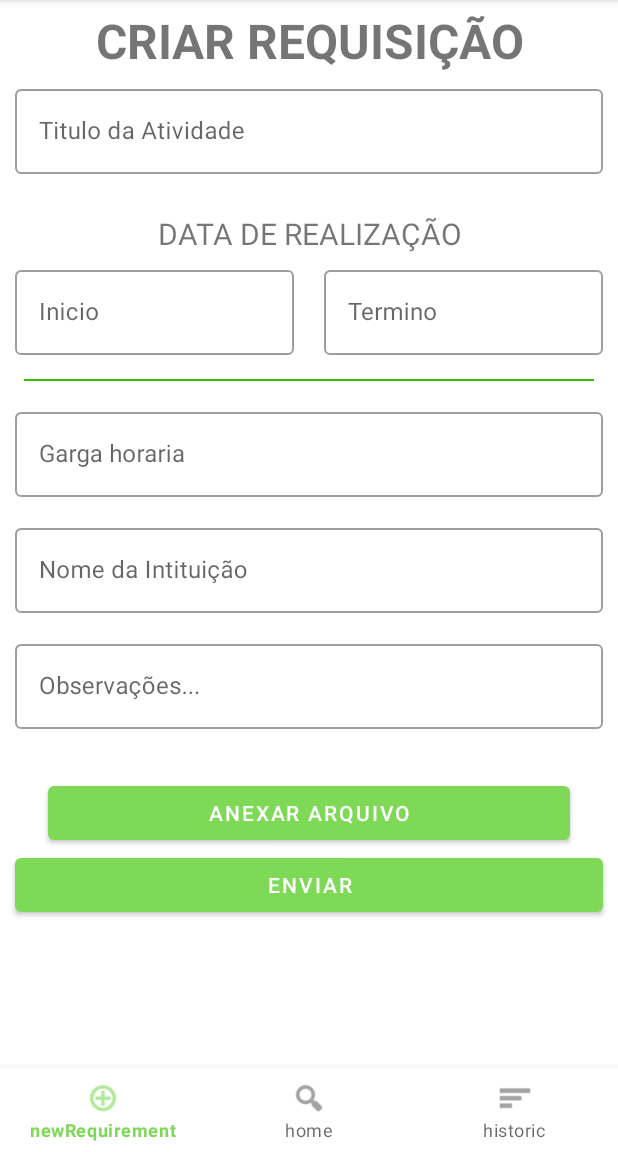
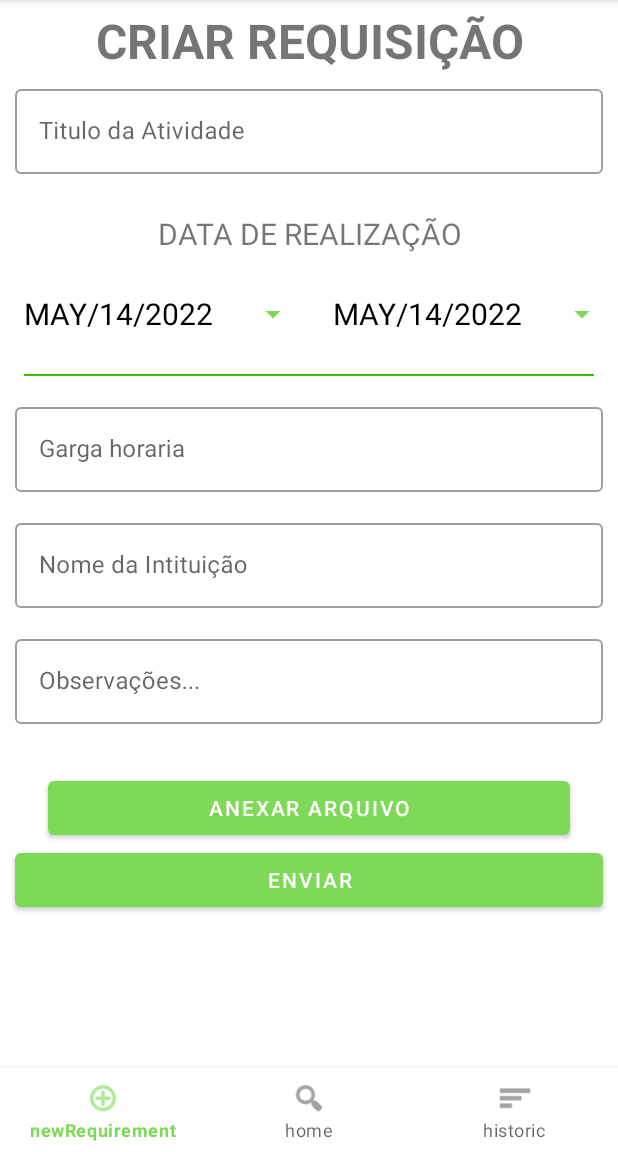
Before and after one commit to XQDL/PI_ANDROID, an Android app: the fragment CreateRequerimentFragment placed in its activity, after a tap on "ENVIAR", on a phone screen of 412 x 824 dp, the part 84-1236 px from its top. Run offline under Robolectric (Android 15) with nearby library versions, the phone set to English and light mode, and no system bars; 3 statements that could not run were skipped.

Commit message:
fazer funcionar a requisição

```diff
--- a/PI/DaHora/app/src/main/java/com/pi/dahora/Models/Authenticate.kt
+++ b/PI/DaHora/app/src/main/java/com/pi/dahora/Models/Authenticate.kt
@@ -9,7 +9,8 @@ import retrofit2.http.POST
 
 data class AuthenticateDTO (
     @SerializedName("email") val email: String,
-    @SerializedName("password") val password: String
+    @SerializedName("password") val password: String,
+    @SerializedName("matricula") val matricula: String?
 )
 
 interface EndpointAuthenticate {
--- a/PI/DaHora/app/src/main/java/com/pi/dahora/login/LoginActivity.kt
+++ b/PI/DaHora/app/src/main/java/com/pi/dahora/login/LoginActivity.kt
@@ -34,7 +34,7 @@ class LoginActivity : AppCompatActivity() {
             val email = binding.email.text.toString()
             val password = binding.password.text.toString()
             if((email == "") and (password == "")){
-                getData("123","123")
+                getData("321","321")
             }
             else{
                 getData(email, password)
@@ -64,9 +64,11 @@ class LoginActivity : AppCompatActivity() {
         binding.errorTv.setTextColor(Color.GREEN)
         binding.progressBarLogin.visibility = View.VISIBLE
 
+        val matricula = null
+
         val retrofitClient = NetworkUtils.getRetrofitInstance("https://apidahora.herokuapp.com/api/")
         val endpoint = retrofitClient.create(EndpointAuthenticate::class.java)
-        val auth = AuthenticateDTO(email, password)
+        val auth = AuthenticateDTO(email, password, matricula)
         val callback = endpoint.authenticate(auth)
 
         callback.enqueue(object : Callback<User> {
--- a/PI/DaHora/app/src/main/java/com/pi/dahora/studant/CreateRequerimentFragment.kt
+++ b/PI/DaHora/app/src/main/java/com/pi/dahora/studant/CreateRequerimentFragment.kt
@@ -1,24 +1,30 @@
 package com.pi.dahora.studant
 
+import android.app.AlertDialog
+import android.app.DatePickerDialog
+import android.app.DatePickerDialog.OnDateSetListener
 import android.os.Bundle
 import android.view.LayoutInflater
 import android.view.View
 import android.view.ViewGroup
+import android.widget.Button
 import androidx.fragment.app.Fragment
 import com.pi.dahora.Models.*
 import com.pi.dahora.databinding.FragmentCreateRequerimentBinding
 import com.pi.dahora.utils.LoginUser
 import com.pi.dahora.utils.NetworkUtils
-import com.pi.dahora.utils.TimeUtils
 import retrofit2.Call
 import retrofit2.Callback
 import retrofit2.Response
-import java.text.SimpleDateFormat
 import java.util.*
 
 class CreateRequerimentFragment : Fragment() {
 
+    private lateinit var datePickerDialog : DatePickerDialog
+
     private lateinit var binding: FragmentCreateRequerimentBinding
+
+    private lateinit var button : Button
 
     override fun onCreateView(
         inflater: LayoutInflater, container: ViewGroup?,
@@ -28,6 +34,16 @@ class CreateRequerimentFragment : Fragment() {
         binding = FragmentCreateRequerimentBinding.inflate(inflater)
 
         binding.btnEnviar.setOnClickListener { sendRequeriment() }
+
+        initDatePicker()
+
+        binding.datePickerButtonStart.setText(getTodaysDate())
+        binding.datePickerButtonEnd.setText(getTodaysDate())
+
+        binding.datePickerButtonStart.setOnClickListener{button = binding.datePickerButtonStart
+            openDatePicker(binding.root) }
+        binding.datePickerButtonEnd.setOnClickListener{button = binding.datePickerButtonEnd
+            openDatePicker(binding.root)}
 
         return binding.root
     }
@@ -59,25 +75,129 @@ class CreateRequerimentFragment : Fragment() {
     }
 
     private fun createRequeriment() : Requirement {
-        val formato = SimpleDateFormat("yyyy-mm-dd")
-
-
 
         var requeriment = Requirement(
             id = 0,
             tittle = binding.tdTittleRequeriment.editText?.text.toString(),
-            startDate = formato.parse(binding.tipDateStart.editText?.text.toString()),
-            endDate = formato.parse(binding.tipDateEnd.editText?.text.toString()),
+            startDate = toDate(binding.datePickerButtonStart),
+            endDate = toDate(binding.datePickerButtonEnd),
             workLoad = binding.tdWorkLoad.editText?.text.toString().toDouble(),
             comments = binding.tdObserver.editText?.text.toString() ?:"",
             attachmentAdress = "WIP",
             institutionName = binding.tdNameInsti.editText?.text.toString(),
-            createdTime = TimeUtils.getAtualHour(),
+            createdTime = getAtualHour(),
             student = LoginUser.userLogged.id.toLong(),
             approvedTime = null,
-            reason = null
+            reason = null,
+            attachment = null,
+            type = null
         )
 
         return requeriment
     }
+
+    private fun getTodaysDate(): String? {
+        val cal = Calendar.getInstance()
+        val year = cal[Calendar.YEAR]
+        var month = cal[Calendar.MONTH]
+        month = month + 1
+        val day = cal[Calendar.DAY_OF_MONTH]
+        return makeDateString(day, month, year)
+    }
+
+    private fun initDatePicker() {
+        val dateSetListener =
+            OnDateSetListener { datePicker, year, monthInial, day ->
+                var month = monthInial
+                month = month + 1
+                val date = makeDateString(day, month, year)
+                button.setText(date)
+            }
+        val cal = Calendar.getInstance()
+        val year = cal[Calendar.YEAR]
+        val month = cal[Calendar.MONTH]
+        val day = cal[Calendar.DAY_OF_MONTH]
+        val style = AlertDialog.THEME_HOLO_LIGHT
+        datePickerDialog = DatePickerDialog(this.requireContext(), style, dateSetListener, year, month, day)
+
+        //datePickerDialog.getDatePicker().setMaxDate(System.currentTimeMillis());
+    }
+
+    private fun makeDateString(day: Int, month: Int, year: Int): String? {
+        return getMonthFormat(month) + "/" + day + "/" + year
+    }
+
+    private fun getMonthFormat(month: Int): String {
+        if (month == 1) return "JAN"
+        if (month == 2) return "FEB"
+        if (month == 3) return "MAR"
+        if (month == 4) return "APR"
+        if (month == 5) return "MAY"
+        if (month == 6) return "JUN"
+        if (month == 7) return "JUL"
+        if (month == 8) return "AUG"
+        if (month == 9) return "SEP"
+        if (month == 10) return "OCT"
+        if (month == 11) return "NOV"
+        return if (month == 12) "DEC" else "JAN"
+
+        //default should never happen
+    }
+
+    private fun getMonthFormatInverse(month: String): Int{
+            if (month =="JAN" ) return 1
+            if (month =="FEB" ) return 2
+            if (month =="MAR" ) return 3
+            if (month =="APR" ) return 4
+            if (month =="MAY" ) return 5
+            if (month =="JUN" ) return 6
+            if (month =="JUL" ) return 7
+            if (month =="AUG" ) return 8
+            if (month =="SEP" ) return 9
+            if (month == "OCT") return 10
+            if (month == "NOV") return 11
+            return if (month == "DEC") 12 else 1
+    }
+
+    private fun openDatePicker(view: View?) {
+
+        val date = button.text.split("/")
+
+        datePickerDialog.updateDate(date[2].toInt(), getMonthFormatInverse(date[0])-1,date[1].toInt())
+        datePickerDialog.show()
+    }
+
+    private fun toDate(button : Button): String{
+        val x = button.text.split("/")
+
+        val stringDate = x[2] + "-" + retorneString(getMonthFormatInverse(x[0])) + "-" + retorneString(x[1].toInt())
+
+        return stringDate
+    }
+
+    fun getAtualHour(): String{
+        //val date = Calendar.getInstance().time
+
+        val date = Calendar.getInstance()
+        val day = date[Calendar.DATE]
+        val month = date[Calendar.MONTH] + 1
+        val year = date[Calendar.YEAR]
+        val hour = date[Calendar.HOUR]
+        val min = date[Calendar.MINUTE]
+        val seg = date[Calendar.SECOND]
+
+        val stringDate : String = year.toString() + "-" + retorneString(month) + "-" +
+                retorneString(day) + "T" + retorneString(hour) + ":" + retorneString(min) + ":" + retorneString(seg)
+
+        return stringDate
+    }
+
+    private fun retorneString(n : Int) : String{
+        var stringNumber: String = n.toString()
+
+        if (n<10){
+            stringNumber = "0" + n.toString()
+        }
+        return stringNumber
+    }
 }
--- a/PI/DaHora/app/src/main/res/layout/fragment_create_requeriment.xml
+++ b/PI/DaHora/app/src/main/res/layout/fragment_create_requeriment.xml
@@ -58,43 +58,31 @@
             android:textSize="20sp"
             app:layout_constraintTop_toBottomOf="@id/tdTittleRequeriment" />
 
-        <com.google.android.material.textfield.TextInputLayout
-            android:id="@+id/tip_date_start"
-            style="@style/Widget.MaterialComponents.TextInputLayout.OutlinedBox"
+        <Button
+            android:id="@+id/datePickerButtonStart"
             android:layout_width="0dp"
             android:layout_height="wrap_content"
-            android:layout_marginHorizontal="10dp"
-            android:layout_marginTop="5dp"
-            app:layout_constraintEnd_toStartOf="@id/tip_date_end"
+            android:text="JAN 01 2020"
+            android:textSize="20sp"
+            android:textColor="@color/black"
+            style="?android:spinnerStyle"
             app:layout_constraintStart_toStartOf="parent"
-            app:layout_constraintTop_toBottomOf="@id/tv_date_curse">
+            app:layout_constraintTop_toBottomOf="@id/tv_date_curse"
+            app:layout_constraintEnd_toStartOf="@id/datePickerButtonEnd"
+            app:layout_constraintBottom_toTopOf="@id/view_bar" />
 
-            <com.google.android.material.textfield.TextInputEditText
-                android:layout_width="match_parent"
-                android:layout_height="wrap_content"
-                android:hint="Inicio"
-                android:inputType="date" />
-
-        </com.google.android.material.textfield.TextInputLayout>
-
-        <com.google.android.material.textfield.TextInputLayout
-            android:id="@+id/tip_date_end"
-            style="@style/Widget.MaterialComponents.TextInputLayout.OutlinedBox"
+        <Button
+            android:id="@+id/datePickerButtonEnd"
             android:layout_width="0dp"
             android:layout_height="wrap_content"
-            android:layout_marginHorizontal="10dp"
-            android:layout_marginTop="5dp"
-            android:hint="Termino"
+            android:text="JAN 01 2020"
+            android:textSize="20sp"
+            android:textColor="@color/black"
+            style="?android:spinnerStyle"
+            app:layout_constraintStart_toEndOf="@id/datePickerButtonStart"
+            app:layout_constraintTop_toTopOf="@id/datePickerButtonStart"
             app:layout_constraintEnd_toEndOf="parent"
-            app:layout_constraintStart_toEndOf="@id/tip_date_start"
-            app:layout_constraintTop_toBottomOf="@id/tv_date_curse">
-
-            <com.google.android.material.textfield.TextInputEditText
-                android:layout_width="match_parent"
-                android:layout_height="wrap_content"
-                android:inputType="date" />
-
-        </com.google.android.material.textfield.TextInputLayout>
+            app:layout_constraintBottom_toBottomOf="@id/datePickerButtonStart"/>
 
         <View
             android:id="@+id/view_bar"
@@ -102,7 +90,7 @@
             android:layout_height="1dp"
             android:layout_margin="16dp"
             android:background="@color/green_200"
-            app:layout_constraintTop_toBottomOf="@id/tip_date_start" />
+            app:layout_constraintTop_toBottomOf="@id/datePickerButtonEnd" />
 
         <com.google.android.material.textfield.TextInputLayout
             android:id="@+id/tdWorkLoad"
```
Also changed, not shown: PI/DaHora/app/src/main/java/com/pi/dahora/Models/Requirement.kt (+18 -13 lines), PI/DaHora/app/src/main/java/com/pi/dahora/Utils/TimeUtils.kt (+9 -0 lines).
